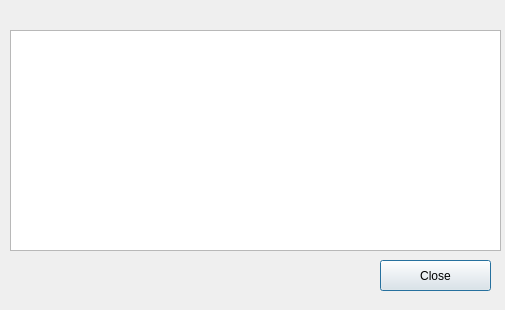
This is LHCbDIRAC/BookkeepingSystem/Gui/Widget/InfoDialog.ui in antolu/LHCbDIRAC as Qt 5 draws it before an edit. The edited form follows.
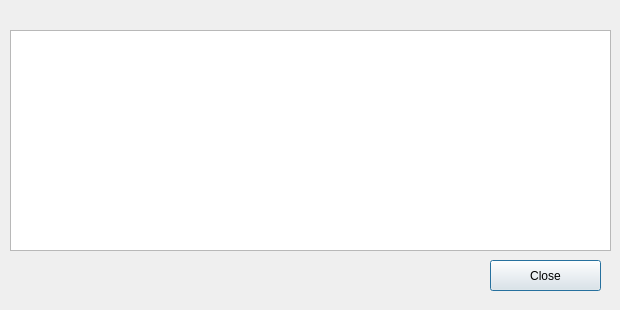
This is the edited form.

The edit to the form file:
```diff
--- a/LHCbDIRAC/BookkeepingSystem/Gui/Widget/InfoDialog.ui
+++ b/LHCbDIRAC/BookkeepingSystem/Gui/Widget/InfoDialog.ui
@@ -5,7 +5,7 @@
    <rect>
     <x>0</x>
     <y>0</y>
-    <width>505</width>
+    <width>620</width>
     <height>310</height>
    </rect>
   </property>
@@ -15,7 +15,7 @@
   <widget class="QPushButton" name="pushButton" >
    <property name="geometry" >
     <rect>
-     <x>380</x>
+     <x>490</x>
      <y>260</y>
      <width>111</width>
      <height>31</height>
@@ -30,7 +30,7 @@
     <rect>
      <x>10</x>
      <y>30</y>
-     <width>491</width>
+     <width>601</width>
      <height>221</height>
     </rect>
    </property>
```
Left out of the diff: 6 changed lines with no effect on the pictures.
